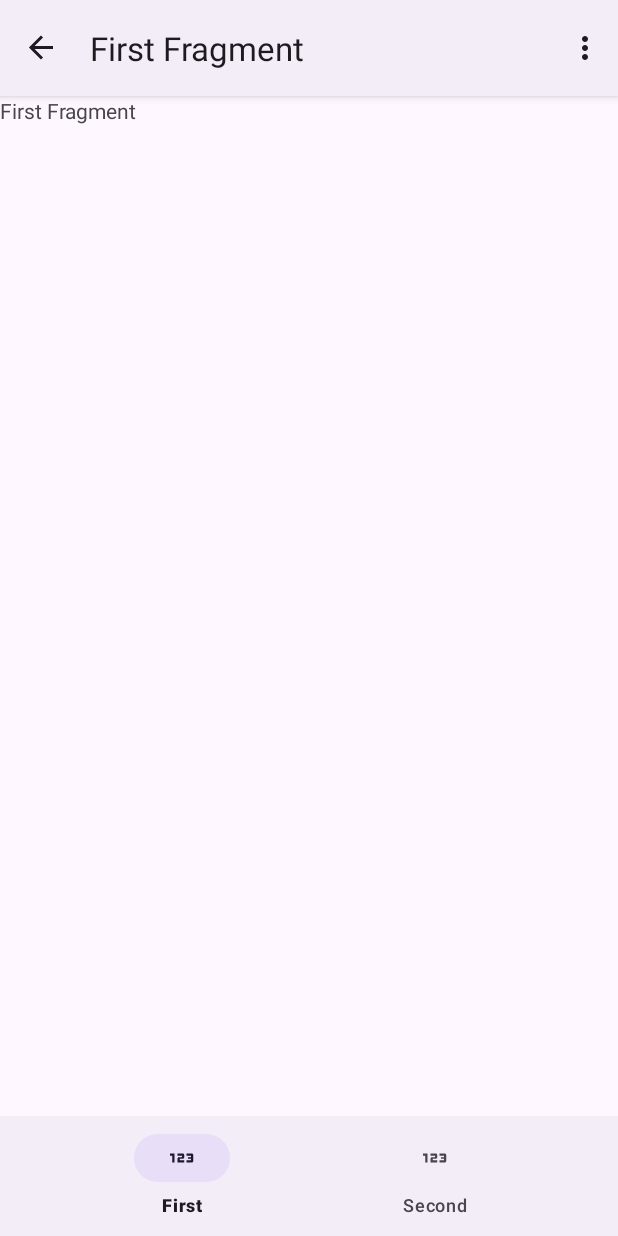
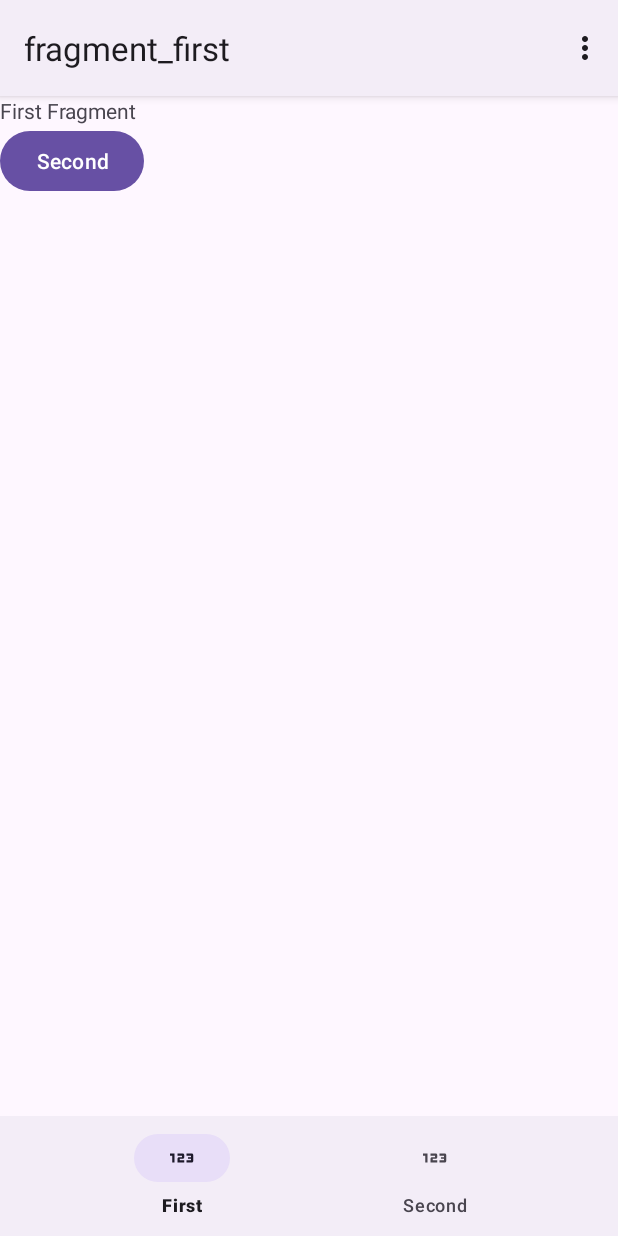
Before and after one commit to 48Shruti/IntentTask, an Android app: the MenuActivity screen opened directly, with no data from a screen before it, in the options menu, after a tap on "First Fragment", on a phone screen of 412 x 824 dp. Run offline under Robolectric (Android 15) with nearby library versions, the phone set to English and light mode, and no system bars; our stand-ins replace navigation-ui.

Commit message:
pop back stack in bottom navigation and side menu bar

```diff
--- a/app/src/main/java/com/shruti/intenttask/DrawerActivity.kt
+++ b/app/src/main/java/com/shruti/intenttask/DrawerActivity.kt
@@ -28,6 +28,5 @@ class DrawerActivity : AppCompatActivity() {
         }else{
             super.onOptionsItemSelected(item)
         }
-
     }
 }
--- a/app/src/main/res/layout/activity_menu.xml
+++ b/app/src/main/res/layout/activity_menu.xml
@@ -12,7 +12,7 @@
         android:name="androidx.navigation.fragment.NavHostFragment"
         app:defaultNavHost = "true"
         android:layout_weight="1"
-        app:navGraph = "@navigation/nav_graph"
+        app:navGraph = "@navigation/nav_graph_menu"
         android:id="@+id/navControllerMenu" />
     <com.google.android.material.bottomnavigation.BottomNavigationView
         android:layout_width="match_parent"
--- a/app/src/main/res/navigation/nav_graph.xml
+++ b/app/src/main/res/navigation/nav_graph.xml
@@ -23,25 +23,13 @@
 
         <action
             android:id="@+id/action_Second2Fragment_to_First2Fragment"
-            app:destination="@id/First2Fragment" />
+            app:destination="@id/First2Fragment"
+            />
     </fragment>
     <fragment
         android:id="@+id/menuFragment"
         android:name="com.shruti.intenttask.MenuFragment"
         android:label="fragment_menu"
         tools:layout="@layout/fragment_menu" />
-    <fragment
-        android:id="@+id/firstFragment2"
-        android:name="com.shruti.intenttask.FirstFragment"
-        android:label="fragment_first"
-        tools:layout="@layout/fragment_first" >
-        <action
-            android:id="@+id/action_firstFragment2_to_secondFragment2"
-            app:destination="@id/secondFragment2" />
-    </fragment>
-    <fragment
-        android:id="@+id/secondFragment2"
-        android:name="com.shruti.intenttask.SecondFragment"
-        android:label="fragment_second"
-        tools:layout="@layout/fragment_second" />
+
 </navigation>
--- /dev/null
+++ b/app/src/main/res/navigation/nav_graph_menu.xml
@@ -0,0 +1,26 @@
+<?xml version="1.0" encoding="utf-8"?>
+<navigation xmlns:android="http://schemas.android.com/apk/res/android"
+    xmlns:app="http://schemas.android.com/apk/res-auto"
+    android:id="@+id/nav_graph_menu"
+    app:startDestination="@id/firstFragment2">
+    <fragment
+        android:id="@+id/firstFragment2"
+        android:name="com.shruti.intenttask.FirstFragment"
+        android:label="fragment_first">
+        <action
+            android:id="@+id/action_firstFragment2_to_secondFragment22"
+            app:destination="@id/secondFragment2" />
+
+    </fragment>
+    <fragment
+        android:id="@+id/secondFragment2"
+        android:name="com.shruti.intenttask.SecondFragment"
+        android:label="fragment_second">
+
+        <action
+            android:id="@+id/action_secondFragment2_to_firstFragment22"
+            app:destination="@id/firstFragment2"
+            app:popUpTo="@id/secondFragment2"
+            app:popUpToInclusive="true"/>
+    </fragment>
+</navigation>
```
Also changed, not shown: app/src/main/java/com/shruti/intenttask/MenuActivity.kt (+17 -9 lines).
